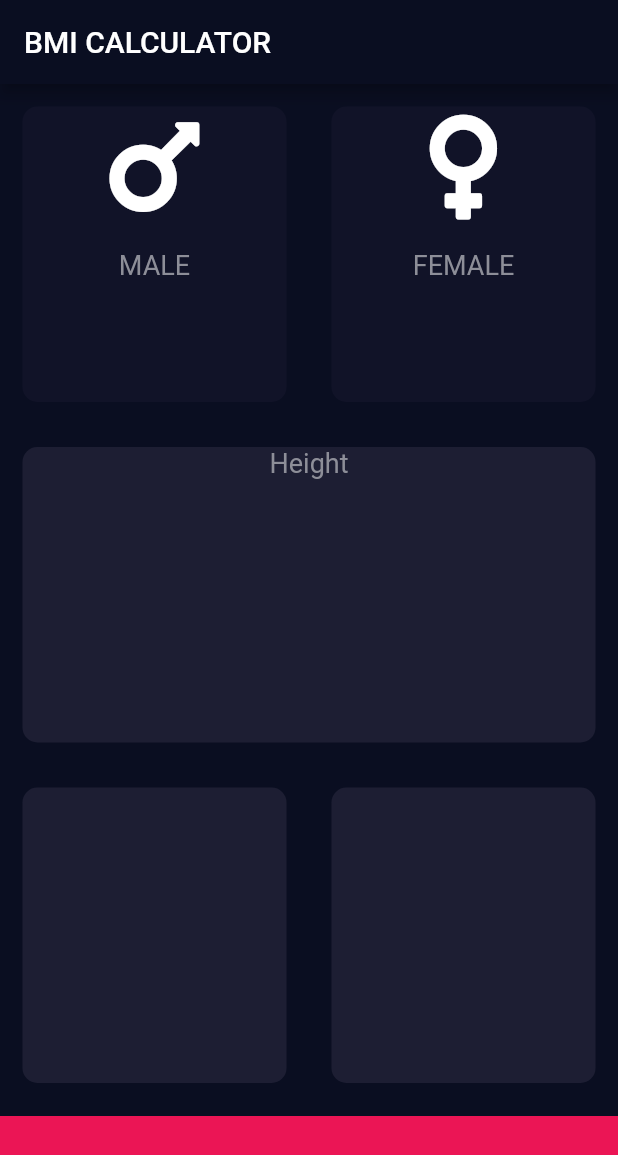
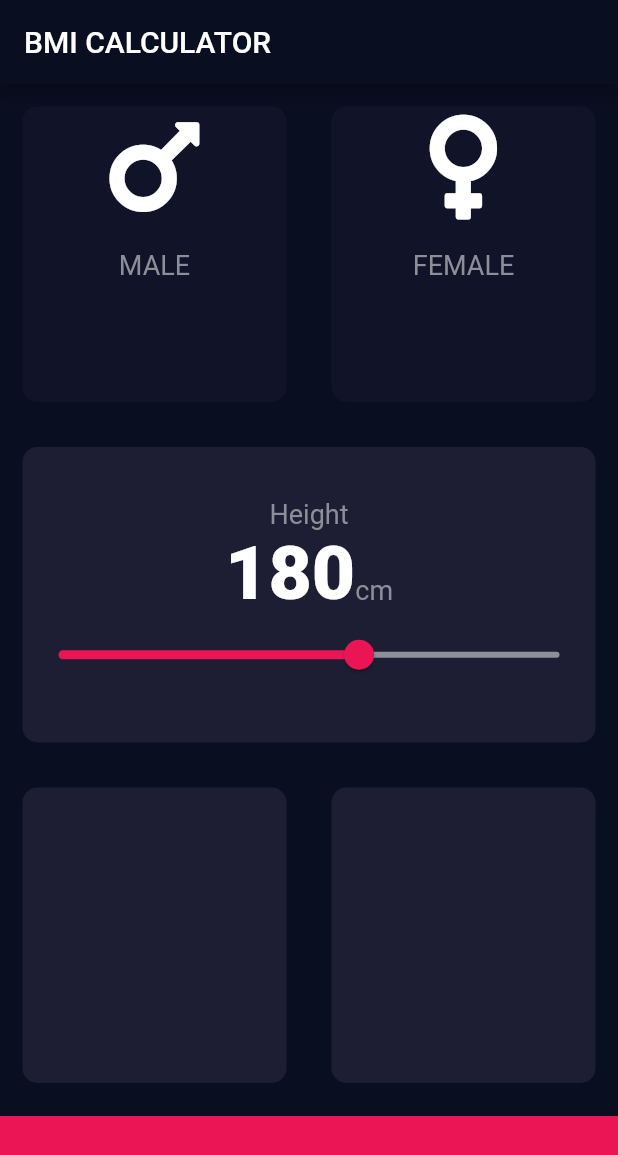
Before and after one commit to ahmadrana24/BMI-Calculator, a Flutter app: the screen it shows after launch, on a phone screen of 412 x 824 dp. Shown: the top 1155 px of the screen. Run offline on Flutter 3.47's test engine with Material 2 defaults, Android fonts, the phone set to English and light mode, and no system bars; our stand-ins replace font_awesome_flutter.

```diff
--- a/lib/Constants.dart
+++ b/lib/Constants.dart
@@ -5,3 +5,8 @@ const activeCardColor = Color(0xFF1D1E33);
 const inaciveCardColor = Color(0xFF111328);
 
 const labelTextStyle = TextStyle(color: Color(0xFF8D8E98), fontSize: 18);
+
+const KnumberTextStyle = TextStyle(
+  fontSize: 50,
+  fontWeight: FontWeight.w900,
+);
--- a/lib/Input_page.dart
+++ b/lib/Input_page.dart
@@ -14,6 +14,7 @@ class InputPage extends StatefulWidget {
 
 class _InputPageState extends State<InputPage> {
   Gender selectedGender;
+  int height = 180;
   @override
   Widget build(BuildContext context) {
     return Scaffold(
@@ -61,11 +62,39 @@ class _InputPageState extends State<InputPage> {
             child: ReusableCard(
               color: activeCardColor,
               cardChild: Column(
+                mainAxisAlignment: MainAxisAlignment.center,
                 children: <Widget>[
                   Text(
                     "Height",
                     style: labelTextStyle,
-                  )
+                  ),
+                  Row(
+                    mainAxisAlignment: MainAxisAlignment.center,
+                    crossAxisAlignment: CrossAxisAlignment.baseline,
+                    textBaseline: TextBaseline.alphabetic,
+                    children: <Widget>[
+                      Text(
+                        height.toString(),
+                        style: KnumberTextStyle,
+                      ),
+                      Text(
+                        'cm',
+                        style: labelTextStyle,
+                      )
+                    ],
+                  ),
+                  Slider(
+                    value: height.toDouble(),
+                    max: 220,
+                    min: 120,
+                    activeColor: Color(0xFFEB1555),
+                    inactiveColor: Color(0xFF8D8E98),
+                    onChanged: (double newValue) {
+                      setState(() {
+                        height = newValue.round();
+                      });
+                    },
+                  ),
                 ],
               ),
             ),
```
Also changed, not shown: 1 other file.
